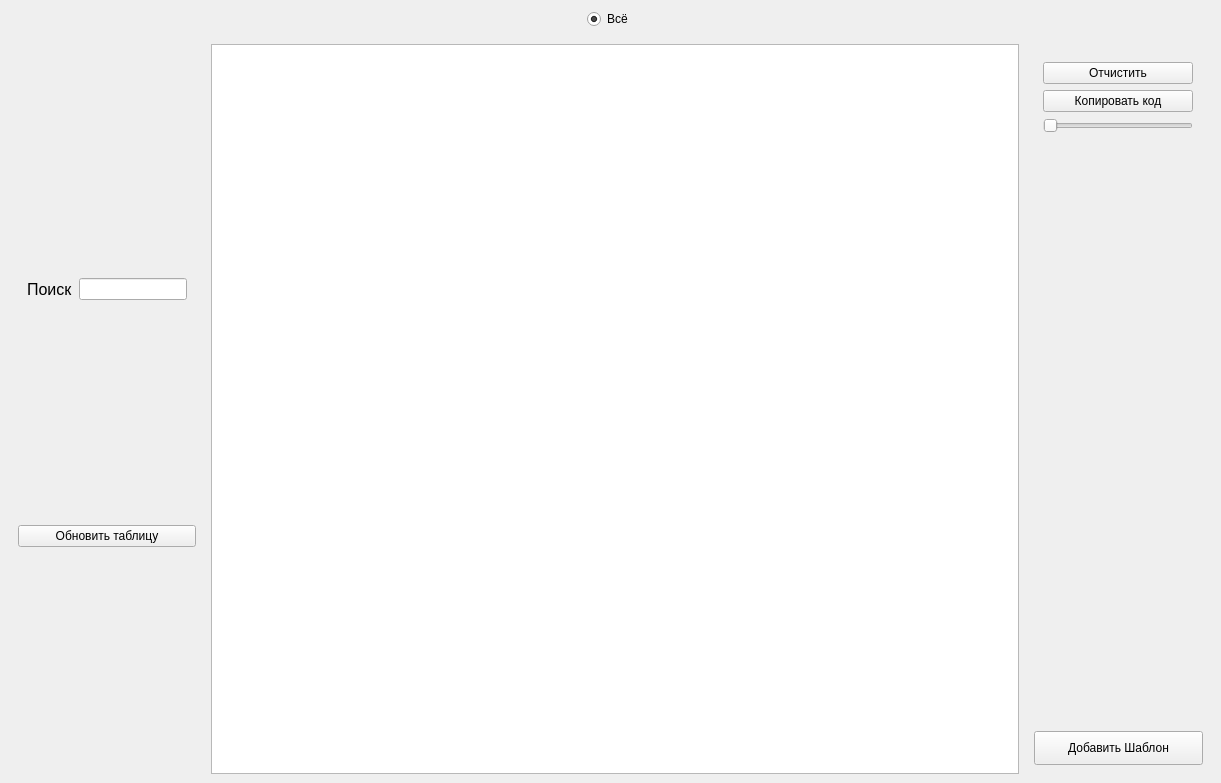
This is ui_file/main.ui in wiki73/Template as Qt 5 draws it before an edit. The edited form follows.
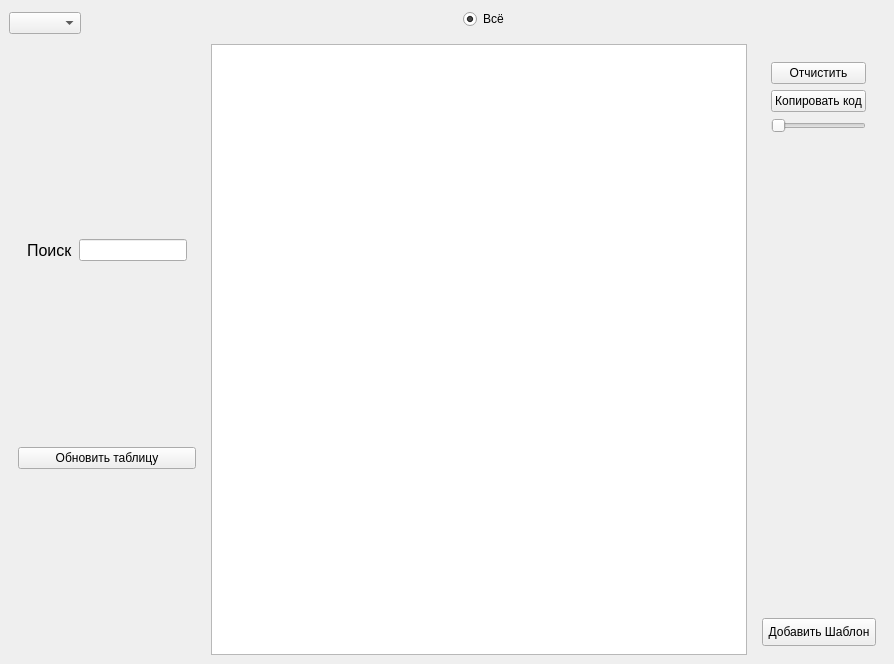
This is the edited form.

Commit message: добавление пустого combo box

The edit to the form file:
```diff
--- a/ui_file/main.ui
+++ b/ui_file/main.ui
@@ -9,8 +9,8 @@
    <rect>
     <x>0</x>
     <y>0</y>
-    <width>1221</width>
-    <height>783</height>
+    <width>894</width>
+    <height>664</height>
    </rect>
   </property>
   <property name="sizePolicy">
@@ -46,6 +46,15 @@
    </property>
    <layout class="QVBoxLayout" name="verticalLayout">
     <item>
+     <layout class="QHBoxLayout" name="horizontalLayout_3" stretch="1,20">
+      <item>
+       <layout class="QGridLayout" name="gridLayout">
+        <item row="0" column="0">
+         <widget class="QComboBox" name="comboBox"/>
+        </item>
+       </layout>
+      </item>
+      <item>
      <widget class="QFrame" name="filter_lay">
       <property name="sizePolicy">
        <sizepolicy hsizetype="Minimum" vsizetype="Minimum">
@@ -62,7 +71,7 @@
       <property name="styleSheet">
        <string notr="true"/>
       </property>
-      <layout class="QHBoxLayout" name="horizontalLayout" stretch="0">
+        <layout class="QHBoxLayout" name="horizontalLayout">
        <property name="spacing">
         <number>6</number>
        </property>
@@ -99,6 +108,8 @@
        </item>
       </layout>
      </widget>
+      </item>
+     </layout>
     </item>
     <item>
      <layout class="QHBoxLayout" name="main_horizantal" stretch="0,13,3">
```
Lines whose indentation alone changed are shown as unchanged. The commit also changes 1 other file.
